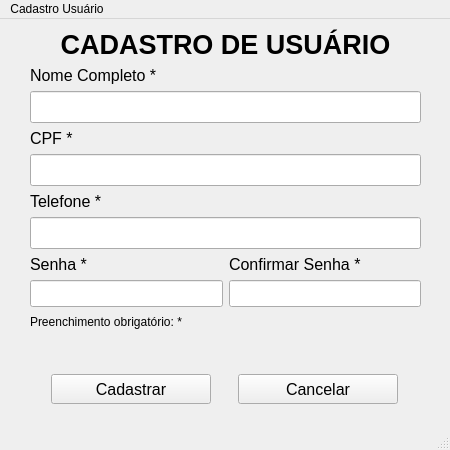
Qt form Aulas_Revisão/11_2024/Dia 11/project/ui/usuario_window.ui (OSepiliF/Curso-SENAC) before a commit.
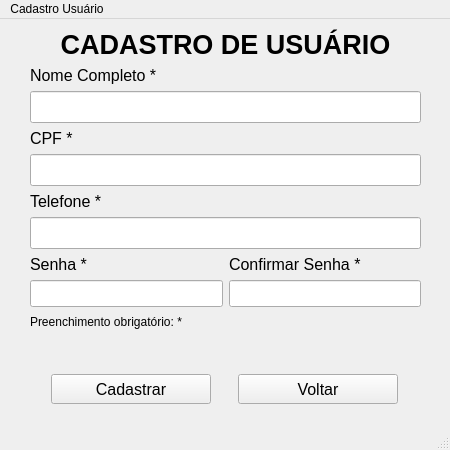
The same form after that commit.

```diff
--- a/Aulas_Revisão/11_2024/Dia 11/project/ui/usuario_window.ui
+++ b/Aulas_Revisão/11_2024/Dia 11/project/ui/usuario_window.ui
@@ -255,7 +255,7 @@
         </font>
        </property>
        <property name="text">
-        <string>Cancelar</string>
+        <string>Voltar</string>
        </property>
       </widget>
      </item>
```
Left out of the diff: 4 changed lines with no effect on the pictures.
